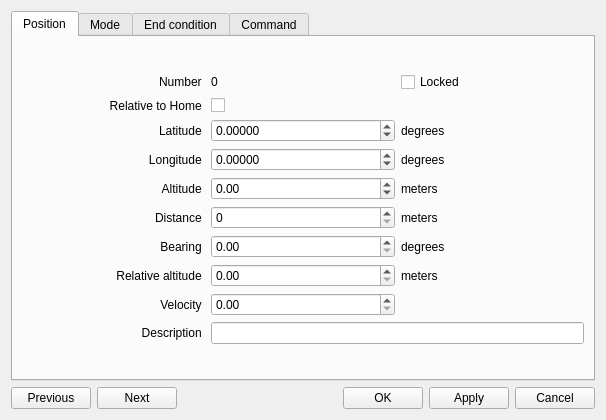
Before: the Qt Designer form ground/openpilotgcs/src/plugins/opmap/opmap_edit_waypoint_dialog.ui in openpilot/OpenPilot, drawn with Qt 5.
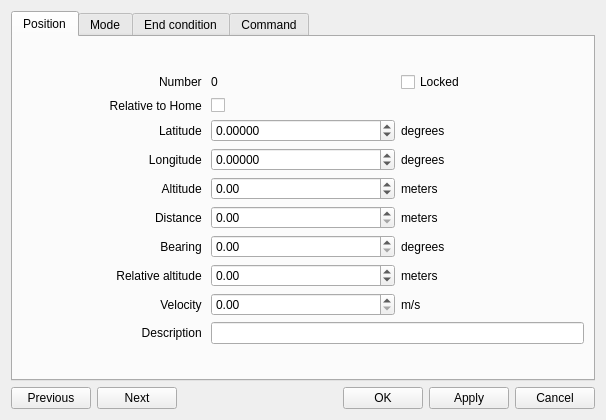
After: the same form once the commit is applied. Icons and pictures are not drawn.

Commit message: GCS/OPMap-Increase several value limits and added missing label on the wp editor.

What changed in the file:
```diff
--- a/ground/openpilotgcs/src/plugins/opmap/opmap_edit_waypoint_dialog.ui
+++ b/ground/openpilotgcs/src/plugins/opmap/opmap_edit_waypoint_dialog.ui
@@ -295,7 +295,14 @@
           </widget>
          </item>
          <item row="8" column="2">
-          <widget class="QDoubleSpinBox" name="doubleSpinBoxRelativeAltitude"/>
+          <widget class="QDoubleSpinBox" name="doubleSpinBoxRelativeAltitude">
+           <property name="minimum">
+            <double>-999999999.000000000000000</double>
+           </property>
+           <property name="maximum">
+            <double>999999999.000000000000000</double>
+           </property>
+          </widget>
          </item>
          <item row="8" column="3">
           <widget class="QLabel" name="label_9">
@@ -307,7 +314,7 @@
          <item row="6" column="2">
           <widget class="QDoubleSpinBox" name="doubleSpinBoxDistance">
            <property name="decimals">
-            <number>0</number>
+            <number>2</number>
            </property>
            <property name="maximum">
             <double>999999999.000000000000000</double>
@@ -324,6 +331,13 @@
            </property>
           </widget>
          </item>
+         <item row="10" column="3">
+          <widget class="QLabel" name="label_10">
+           <property name="text">
+            <string>m/s</string>
+           </property>
+          </widget>
+         </item>
         </layout>
        </item>
       </layout>
```
Left out of the diff: 6 changed lines with no effect on the pictures. The commit also changes 3 other files.
